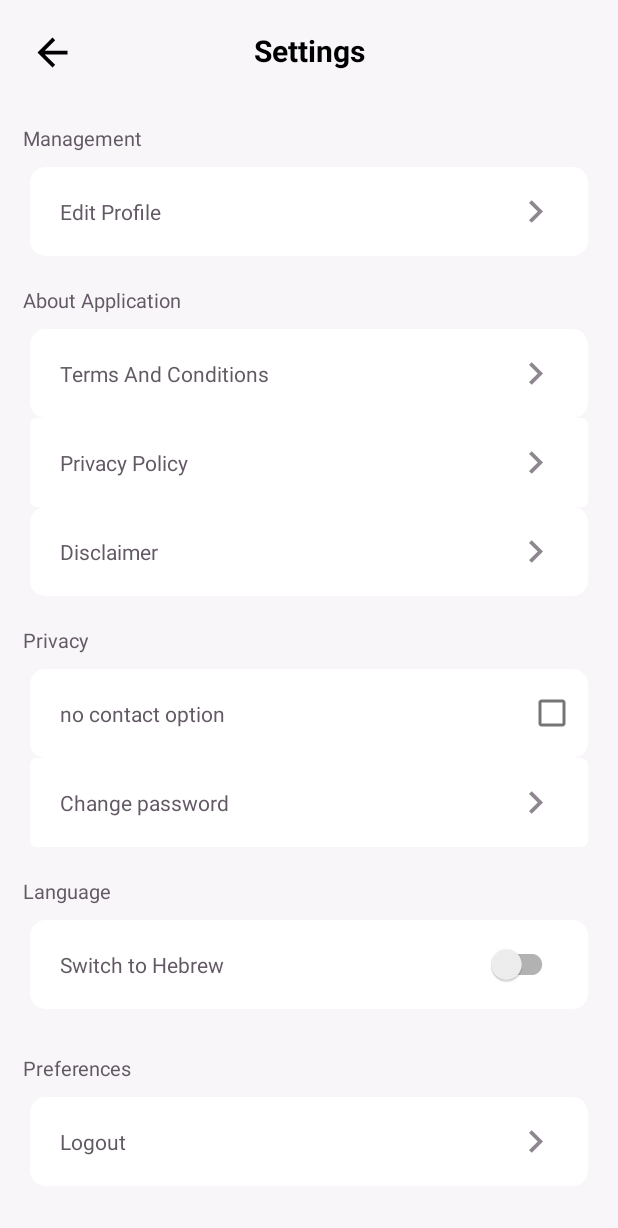
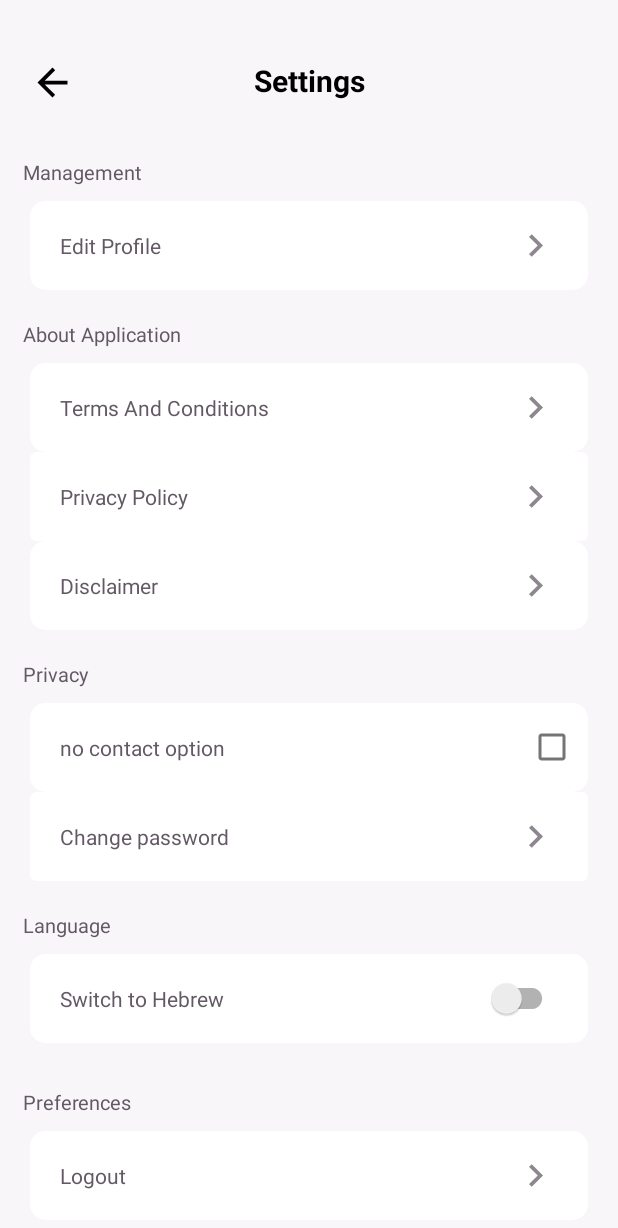
Before and after one commit to Moutamid/TorahShare, an Android app: the layout activity_settings.xml on its own in the app's theme, with its tools: preview values and no code run, on a phone screen of 412 x 824 dp. Shown: the top 1228 px of the screen. Run offline under Robolectric (Android 15) with nearby library versions, the phone set to English and light mode, and no system bars.

Commit message:
initial commit

```diff
--- a/app/src/main/res/layout/activity_approval2.xml
+++ b/app/src/main/res/layout/activity_approval2.xml
@@ -154,6 +154,10 @@
         android:layout_height="match_parent"
         android:visibility="gone">
 
+        <androidx.core.widget.NestedScrollView
+            android:layout_width="match_parent"
+            android:layout_height="wrap_content">
+
             <LinearLayout
                 android:layout_width="match_parent"
                 android:layout_height="wrap_content"
@@ -254,6 +258,8 @@
                     android:layout_height="20dp" />
 
             </LinearLayout>
+
+        </androidx.core.widget.NestedScrollView>
 
         <com.google.android.material.button.MaterialButton
             android:id="@+id/applyBtn"
--- a/app/src/main/res/layout/activity_settings.xml
+++ b/app/src/main/res/layout/activity_settings.xml
@@ -6,6 +6,21 @@
     android:layout_height="match_parent"
     android:background="@color/default_light_pink"
     tools:context=".activity.settings.SettingsActivity">
+
+    <androidx.core.widget.NestedScrollView
+        android:layout_width="match_parent"
+        android:layout_height="wrap_content"
+        android:layout_marginTop="20dp">
+
+        <LinearLayout
+            android:layout_width="match_parent"
+            android:layout_height="wrap_content"
+            android:orientation="vertical">
+
+            <RelativeLayout
+                android:layout_width="match_parent"
+                android:layout_height="wrap_content">
+
 
                 <ImageView
                     android:id="@+id/backBtn"
@@ -26,16 +41,7 @@
                     android:textSize="20sp"
                     android:textStyle="bold" />
 
-    <androidx.core.widget.NestedScrollView
-        android:layout_width="match_parent"
-        android:layout_height="wrap_content"
-        android:layout_below="@id/topi"
-        android:layout_marginTop="20dp">
-
-        <LinearLayout
-            android:layout_width="match_parent"
-            android:layout_height="wrap_content"
-            android:orientation="vertical">
+            </RelativeLayout>
 
             <TextView
                 style="@style/small_title_authentication"
```
Also changed, not shown: app/src/main/java/com/moutamid/torahshare/activity/UploadPostActivity.java (+37 -9 lines), app/src/main/java/com/moutamid/torahshare/activity/approval/ApprovalActivity.java (+4 -5 lines), app/src/main/java/com/moutamid/torahshare/fragments/MessagesFragment.java (+5 -2 lines), app/src/main/res/layout/activity_edit_profile.xml (+15 -9 lines), app/src/main/res/layout/activity_upload_post.xml (+8 -2 lines), 1 other file. Lines whose indentation alone changed are shown as unchanged.
